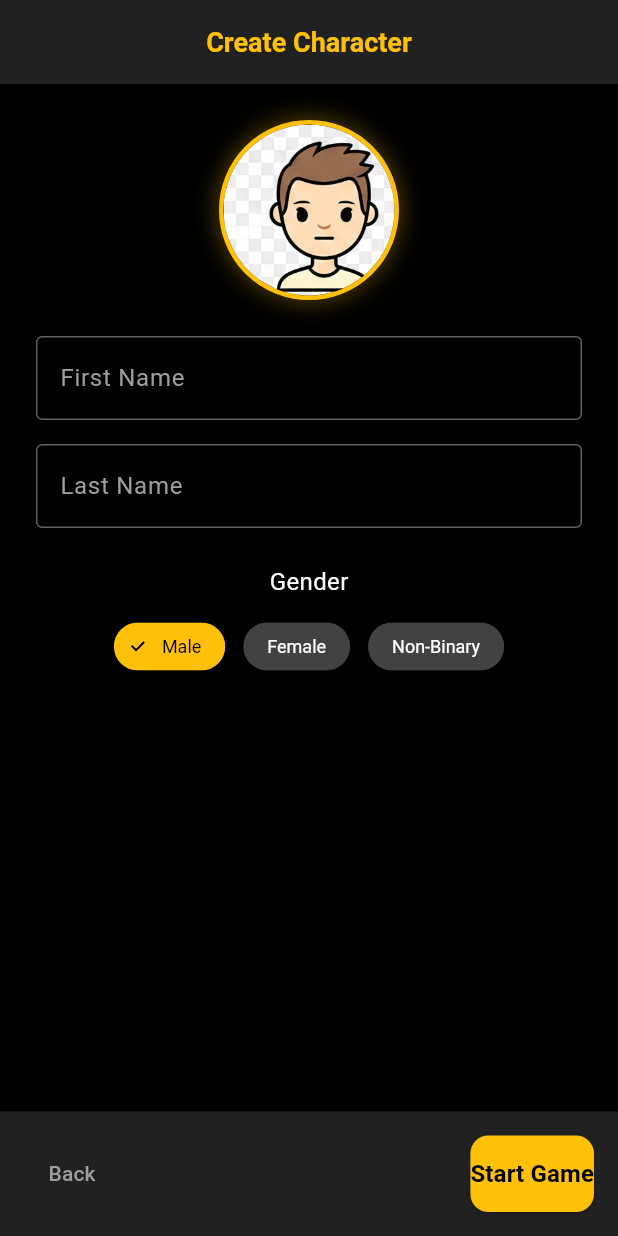
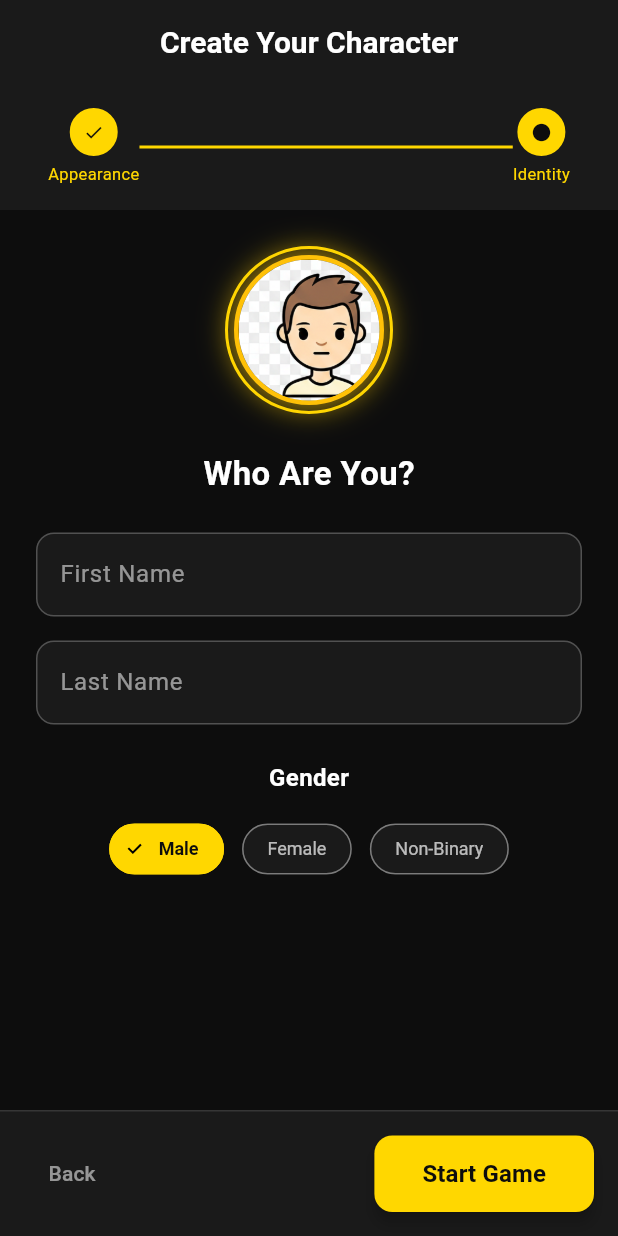
Before and after one commit to chris22622/street_tycoon, a Flutter app: the screen it shows after launch, after a tap on "Next", on a phone screen of 412 x 824 dp. Run offline on Flutter 3.47's test engine with Material 3 defaults, Android fonts, the phone set to English and light mode, and no system bars; our stand-ins replace audioplayers, fl_chart, flutter_riverpod, go_router, shared_preferences.

Commit message:
Refactor CharacterCreationScreen layout and styling
Refactor character creation screen layout and styling to use AppTheme for consistency. Update widget structure for better readability and maintainability.

```diff
--- a/lib/ui/screens/character_creation_screen.dart
+++ b/lib/ui/screens/character_creation_screen.dart
@@ -3,16 +3,22 @@ import 'package:flutter_riverpod/flutter_riverpod.dart';
 import 'package:go_router/go_router.dart';
 import '../widgets/face_sprite_widget.dart';
 import '../../data/character_models.dart';
+import '../../theme/app_theme.dart';
 
 class CharacterCreationScreen extends ConsumerStatefulWidget {
   const CharacterCreationScreen({super.key});
+
   @override
-  ConsumerState<CharacterCreationScreen> createState() => _CharacterCreationScreenState();
+  ConsumerState<CharacterCreationScreen> createState() =>
+      _CharacterCreationScreenState();
 }
 
-class _CharacterCreationScreenState extends ConsumerState<CharacterCreationScreen> with SingleTickerProviderStateMixin {
+class _CharacterCreationScreenState
+    extends ConsumerState<CharacterCreationScreen>
+    with SingleTickerProviderStateMixin {
   late TabController _tabController;
-  FaceSelection _selectedFace = FaceSelection(category: FaceCategory.diverse, row: 0, col: 0);
+  FaceSelection _selectedFace =
+      FaceSelection(category: FaceCategory.diverse, row: 0, col: 0);
   Gender _selectedGender = Gender.male;
   final _firstNameController = TextEditingController();
   final _lastNameController = TextEditingController();
@@ -21,7 +27,8 @@ class _CharacterCreationScreenState extends ConsumerState<CharacterCreationScree
   @override
   void initState() {
     super.initState();
-    _tabController = TabController(length: FaceCategory.values.length, vsync: this);
+    _tabController =
+        TabController(length: FaceCategory.values.length, vsync: this);
   }
 
   @override
@@ -35,14 +42,80 @@ class _CharacterCreationScreenState extends ConsumerState<CharacterCreationScree
   @override
   Widget build(BuildContext context) {
     return Scaffold(
-      backgroundColor: Colors.black,
+      backgroundColor: AppTheme.bg,
       appBar: AppBar(
-        title: const Text('Create Character', style: TextStyle(color: Colors.amber)),
-        backgroundColor: Colors.grey[900],
-        iconTheme: const IconThemeData(color: Colors.amber),
+        title: Text('Create Your Character',
+            style: AppTheme.heading.copyWith(fontSize: 20)),
+        backgroundColor: AppTheme.surface,
+        elevation: 0,
+        iconTheme: const IconThemeData(color: AppTheme.gold),
       ),
-      body: _currentStep == 0 ? _buildFaceSelection() : _buildNameEntry(),
+      body: Column(
+        children: [
+          _buildStepIndicator(),
+          Expanded(
+            child: _currentStep == 0
+                ? _buildFaceSelection()
+                : _buildNameEntry(),
+          ),
+        ],
+      ),
       bottomNavigationBar: _buildBottomBar(),
+    );
+  }
+
+  Widget _buildStepIndicator() {
+    return Container(
+      padding: const EdgeInsets.symmetric(vertical: 16, horizontal: 32),
+      color: AppTheme.surface,
+      child: Row(
+        children: [
+          _buildStepDot(0, 'Appearance'),
+          Expanded(
+            child: Container(
+              height: 2,
+              color: _currentStep >= 1 ? AppTheme.gold : Colors.white24,
+            ),
+          ),
+          _buildStepDot(1, 'Identity'),
+        ],
+      ),
+    );
+  }
+
+  Widget _buildStepDot(int step, String label) {
+    final isActive = _currentStep >= step;
+    return Column(
+      children: [
+        Container(
+          width: 32,
+          height: 32,
+          decoration: BoxDecoration(
+            shape: BoxShape.circle,
+            color: isActive ? AppTheme.gold : AppTheme.surfaceLight,
+            border: Border.all(
+              color: isActive ? AppTheme.gold : Colors.white24,
+              width: 2,
+            ),
+          ),
+          child: Center(
+            child: isActive
+                ? Icon(
+                    step < _currentStep ? Icons.check : Icons.circle,
+                    size: 14,
+                    color: AppTheme.bg,
+                  )
+                : Text('${step + 1}',
+                    style: AppTheme.body.copyWith(fontSize: 12)),
+          ),
+        ),
+        const SizedBox(height: 4),
+        Text(label,
+            style: AppTheme.body.copyWith(
+              fontSize: 11,
+              color: isActive ? AppTheme.gold : Colors.white54,
+            )),
+      ],
     );
   }
 
@@ -50,17 +123,34 @@ class _CharacterCreationScreenState extends ConsumerState<CharacterCreationScree
     return Column(
       children: [
         const SizedBox(height: 16),
-        FaceAvatarDisplay(face: _selectedFace, size: 100),
-        const SizedBox(height: 8),
-        const Text('Choose Your Face', style: TextStyle(color: Colors.white, fontSize: 18, fontWeight: FontWeight.bold)),
+        Container(
+          padding: const EdgeInsets.all(4),
+          decoration: BoxDecoration(
+            shape: BoxShape.circle,
+            border: Border.all(color: AppTheme.gold, width: 2),
+            boxShadow: [
+              BoxShadow(
+                color: AppTheme.gold.withOpacity(0.3),
+                blurRadius: 16,
+              ),
+            ],
+          ),
+          child: FaceAvatarDisplay(face: _selectedFace, size: 90),
+        ),
+        const SizedBox(height: 12),
+        Text('Choose Your Look',
+            style: AppTheme.heading.copyWith(fontSize: 18)),
         const SizedBox(height: 8),
         TabBar(
           controller: _tabController,
           isScrollable: true,
-          labelColor: Colors.amber,
-          unselectedLabelColor: Colors.grey,
-          indicatorColor: Colors.amber,
-          tabs: FaceCategory.values.map((c) => Tab(text: c.displayName)).toList(),
+          labelColor: AppTheme.gold,
+          unselectedLabelColor: Colors.white54,
+          indicatorColor: AppTheme.gold,
+          indicatorWeight: 3,
+          tabs: FaceCategory.values
+              .map((c) => Tab(text: c.displayName))
+              .toList(),
         ),
         Expanded(
           child: TabBarView(
@@ -68,15 +158,46 @@ class _CharacterCreationScreenState extends ConsumerState<CharacterCreationScree
             children: FaceCategory.values.map((category) {
               return GridView.builder(
                 padding: const EdgeInsets.all(12),
-                gridDelegate: const SliverGridDelegateWithFixedCrossAxisCount(crossAxisCount: 4, crossAxisSpacing: 8, mainAxisSpacing: 8),
+                gridDelegate:
+                    const SliverGridDelegateWithFixedCrossAxisCount(
+                  crossAxisCount: 4,
+                  crossAxisSpacing: 8,
+                  mainAxisSpacing: 8,
+                ),
                 itemCount: 16,
                 itemBuilder: (ctx, index) {
                   final row = index ~/ 4;
                   final col = index % 4;
-                  final face = FaceSelection(category: category, row: row, col: col);
+                  final face = FaceSelection(
+                      category: category, row: row, col: col);
+                  final isSelected = _selectedFace == face;
                   return GestureDetector(
                     onTap: () => setState(() => _selectedFace = face),
-                    child: FaceSpriteWidget(face: face, size: 70, isSelected: _selectedFace == face),
+                    child: Container(
+                      decoration: BoxDecoration(
+                        color: AppTheme.surface,
+                        borderRadius: BorderRadius.circular(12),
+                        border: Border.all(
+                          color: isSelected
+                              ? AppTheme.gold
+                              : Colors.white12,
+                          width: isSelected ? 2 : 1,
+                        ),
+                        boxShadow: isSelected
+                            ? [
+                                BoxShadow(
+                                  color: AppTheme.gold.withOpacity(0.3),
+                                  blurRadius: 8,
+                                )
+                              ]
+                            : null,
+                      ),
+                      child: FaceSpriteWidget(
+                        face: face,
+                        size: 64,
+                        isSelected: isSelected,
+                      ),
+                    ),
                   );
                 },
               );
@@ -92,39 +213,47 @@ class _CharacterCreationScreenState extends ConsumerState<CharacterCreationScree
       padding: const EdgeInsets.all(24),
       child: Column(
         children: [
-          FaceAvatarDisplay(face: _selectedFace, size: 120),
-          const SizedBox(height: 24),
-          TextField(
-            controller: _firstNameController,
-            style: const TextStyle(color: Colors.white),
-            decoration: InputDecoration(
-              labelText: 'First Name', labelStyle: const TextStyle(color: Colors.grey),
-              enabledBorder: OutlineInputBorder(borderSide: BorderSide(color: Colors.grey[700]!)),
-              focusedBorder: const OutlineInputBorder(borderSide: BorderSide(color: Colors.amber)),
+          Container(
+            padding: const EdgeInsets.all(4),
+            decoration: BoxDecoration(
+              shape: BoxShape.circle,
+              border: Border.all(color: AppTheme.gold, width: 2),
+              boxShadow: [
+                BoxShadow(
+                  color: AppTheme.gold.withOpacity(0.3),
+                  blurRadius: 16,
                 ),
+              ],
             ),
-          const SizedBox(height: 16),
-          TextField(
-            controller: _lastNameController,
-            style: const TextStyle(color: Colors.white),
-            decoration: InputDecoration(
-              labelText: 'Last Name', labelStyle: const TextStyle(color: Colors.grey),
-              enabledBorder: OutlineInputBorder(borderSide: BorderSide(color: Colors.grey[700]!)),
-              focusedBorder: const OutlineInputBorder(borderSide: BorderSide(color: Colors.amber)),
-            ),
+            child: FaceAvatarDisplay(face: _selectedFace, size: 100),
           ),
           const SizedBox(height: 24),
-          const Text('Gender', style: TextStyle(color: Colors.white, fontSize: 16)),
-          const SizedBox(height: 8),
+          Text('Who Are You?',
+              style: AppTheme.heading.copyWith(fontSize: 22)),
+          const SizedBox(height: 24),
+          _buildTextField(_firstNameController, 'First Name'),
+          const SizedBox(height: 16),
+          _buildTextField(_lastNameController, 'Last Name'),
+          const SizedBox(height: 24),
+          Text('Gender', style: AppTheme.heading.copyWith(fontSize: 16)),
+          const SizedBox(height: 12),
           Wrap(
             spacing: 12,
             children: Gender.values.map((g) {
+              final isSelected = _selectedGender == g;
               return ChoiceChip(
                 label: Text(g.displayName),
-                selected: _selectedGender == g,
-                selectedColor: Colors.amber,
-                labelStyle: TextStyle(color: _selectedGender == g ? Colors.black : Colors.white),
-                backgroundColor: Colors.grey[800],
+                selected: isSelected,
+                selectedColor: AppTheme.gold,
+                labelStyle: TextStyle(
+                  color: isSelected ? AppTheme.bg : Colors.white70,
+                  fontWeight:
+                      isSelected ? FontWeight.bold : FontWeight.normal,
+                ),
+                backgroundColor: AppTheme.surface,
+                side: BorderSide(
+                  color: isSelected ? AppTheme.gold : Colors.white24,
+                ),
                 onSelected: (_) => setState(() => _selectedGender = g),
               );
             }).toList(),
@@ -134,35 +263,77 @@ class _CharacterCreationScreenState extends ConsumerState<CharacterCreationScree
     );
   }
 
+  Widget _buildTextField(TextEditingController controller, String label) {
+    return TextField(
+      controller: controller,
+      style: const TextStyle(color: Colors.white),
+      decoration: InputDecoration(
+        labelText: label,
+        labelStyle: const TextStyle(color: Colors.white54),
+        filled: true,
+        fillColor: AppTheme.surface,
+        enabledBorder: OutlineInputBorder(
+          borderRadius: BorderRadius.circular(12),
+          borderSide: const BorderSide(color: Colors.white24),
+        ),
+        focusedBorder: OutlineInputBorder(
+          borderRadius: BorderRadius.circular(12),
+          borderSide: const BorderSide(color: AppTheme.gold, width: 2),
+        ),
+      ),
+    );
+  }
+
   Widget _buildBottomBar() {
     return Container(
-      color: Colors.grey[900],
       padding: const EdgeInsets.all(16),
+      decoration: const BoxDecoration(
+        color: AppTheme.surface,
+        border: Border(top: BorderSide(color: Colors.white12)),
+      ),
+      child: SafeArea(
         child: Row(
           children: [
             if (_currentStep > 0)
               TextButton(
                 onPressed: () => setState(() => _currentStep = 0),
-              child: const Text('Back', style: TextStyle(color: Colors.grey)),
+                child: Text('Back',
+                    style: AppTheme.body.copyWith(color: Colors.white54)),
               ),
             const Spacer(),
             ElevatedButton(
-            onPressed: _currentStep == 0 ? () => setState(() => _currentStep = 1) : _createCharacter,
+              onPressed: _currentStep == 0
+                  ? () => setState(() => _currentStep = 1)
+                  : _createCharacter,
               style: ElevatedButton.styleFrom(
-              backgroundColor: Colors.amber, foregroundColor: Colors.black,
-              padding: const EdgeInsets.symmetric(vertical: 14),
-              shape: RoundedRectangleBorder(borderRadius: BorderRadius.circular(12)),
+                backgroundColor: AppTheme.gold,
+                foregroundColor: AppTheme.bg,
+                padding: const EdgeInsets.symmetric(
+                    horizontal: 32, vertical: 14),
+                shape: RoundedRectangleBorder(
+                    borderRadius: BorderRadius.circular(12)),
+                elevation: 4,
               ),
-            child: Text(_currentStep == 0 ? 'Next' : 'Start Game', style: const TextStyle(fontSize: 16, fontWeight: FontWeight.bold)),
+              child: Text(
+                _currentStep == 0 ? 'Next' : 'Start Game',
+                style: const TextStyle(
+                    fontSize: 16, fontWeight: FontWeight.bold),
+              ),
             ),
           ],
+        ),
       ),
     );
   }
 
   void _createCharacter() {
     if (_firstNameController.text.isEmpty) {
-      ScaffoldMessenger.of(context).showSnackBar(const SnackBar(content: Text('Enter a first name'), backgroundColor: Colors.red));
+      ScaffoldMessenger.of(context).showSnackBar(
+        const SnackBar(
+          content: Text('Please enter a first name'),
+          backgroundColor: AppTheme.danger,
+        ),
+      );
       return;
     }
     context.go('/home');
```
Lines whose indentation alone changed are shown as unchanged.
